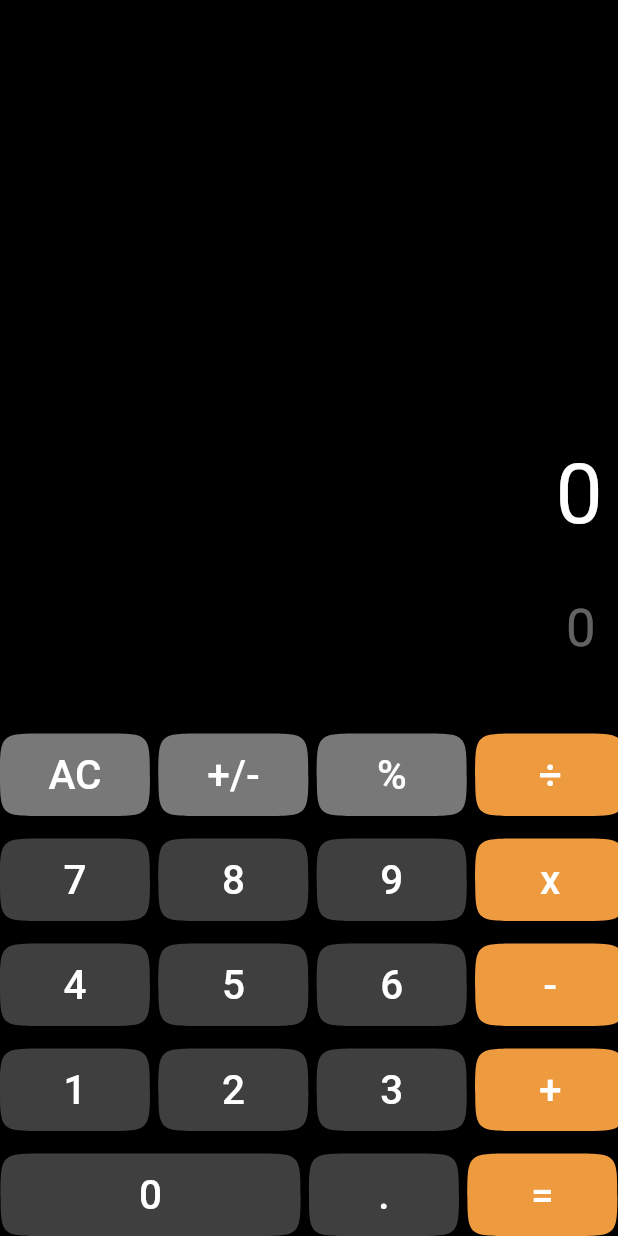
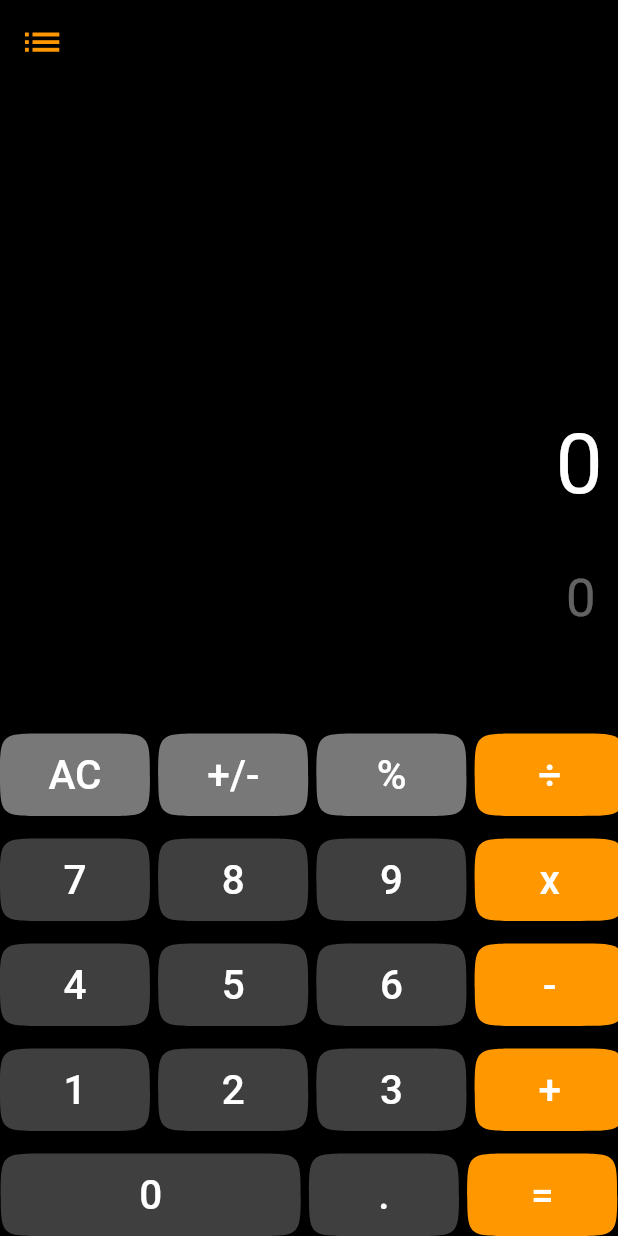
Before and after one commit to Marieezouaa/CalculatorApp, a Flutter app: the screen it shows after launch, after a tap on "AC", on a phone screen of 412 x 824 dp. Run offline on Flutter 3.47's test engine with Material 3 defaults, Android fonts, the phone set to English and light mode, and no system bars; our stand-ins replace math_expressions.

Commit message:
removed unnecessary lines of code

```diff
--- a/lib/calculatorFunctionality.dart
+++ b/lib/calculatorFunctionality.dart
@@ -11,10 +11,7 @@ class Calculatorfunctionality extends StatefulWidget {
 }
 
 class _CalculatorfunctionalityState extends State<Calculatorfunctionality> {
-  Color eqColor = Colors.white38;
-  Color resultColor = Colors.white;
-
-  double buttonSpace = 5.6;
+  double buttonSpace = 5.5;
   double rowSpace = 15;
 
   String equation = "0";
@@ -28,11 +25,6 @@ class _CalculatorfunctionalityState extends State<Calculatorfunctionality> {
       if (buttonCharacter == "AC") {
         equation = "0";
         result = "0";
-      } else if (buttonCharacter == "⌫") {
-        equation = equation.substring(0, equation.length - 1);
-        if (equation == "") {
-          equation = "0";
-        }
       } else if (buttonCharacter == "+/-") {
         if (equation[0] != '-') {
           equation = '-$equation';
@@ -89,7 +81,7 @@ class _CalculatorfunctionalityState extends State<Calculatorfunctionality> {
                         buttonCharacter == '-' ||
                         buttonCharacter == '+' ||
                         buttonCharacter == '=')
-                    ? const Color.fromARGB(248, 245, 158, 65)
+                    ? Colors.orange
                     : const Color.fromARGB(248, 65, 65, 65)),
         child: Text(
           buttonCharacter,
@@ -103,6 +95,15 @@ class _CalculatorfunctionalityState extends State<Calculatorfunctionality> {
   Widget build(context) {
     return Scaffold(
       backgroundColor: Colors.black,
+      appBar: AppBar(
+        elevation: 0,
+        backgroundColor: Colors.black54,
+        leading: const Icon(
+          Icons.list,
+          color: Colors.orange,
+          size: 30.5,
+        ),
+      ),
       body: SafeArea(
         child: Column(
           mainAxisAlignment: MainAxisAlignment.end,
@@ -121,7 +122,7 @@ class _CalculatorfunctionalityState extends State<Calculatorfunctionality> {
                       child: Text(
                         result,
                         style: TextStyle(
-                          color: resultColor,
+                          color: Colors.white,
                           fontSize: 80,
                         ),
                       ),
@@ -137,7 +138,7 @@ class _CalculatorfunctionalityState extends State<Calculatorfunctionality> {
                         equation,
                         style: TextStyle(
                           fontSize: 75,
-                          color: eqColor,
+                          color: Colors.white38,
                         ),
                       ),
                     ),
@@ -146,29 +147,25 @@ class _CalculatorfunctionalityState extends State<Calculatorfunctionality> {
               ),
             ),
             const SizedBox(
-              height: 30,
+              height: 50,
             ),
             Row(
               mainAxisAlignment: MainAxisAlignment.center,
               children: [
-                SizedBox(
-                    child: calculatorButton("AC", () => buttonFunction("AC"))),
+                 calculatorButton("AC", () => buttonFunction("AC")),
                 SizedBox(
                   width: buttonSpace,
                 ),
-                SizedBox(
-                    child:
-                        calculatorButton("+/-", () => buttonFunction("+/-"))),
+
+                        calculatorButton("+/-", () => buttonFunction("+/-")),
                 SizedBox(
                   width: buttonSpace,
                 ),
-                SizedBox(
-                    child: calculatorButton("%", () => buttonFunction("%"))),
+                 calculatorButton("%", () => buttonFunction("%")),
                 SizedBox(
                   width: buttonSpace,
                 ),
-                SizedBox(
-                    child: calculatorButton("÷", () => buttonFunction("÷")))
+                 calculatorButton("÷", () => buttonFunction("÷")),
               ],
             ),
             SizedBox(
@@ -177,23 +174,19 @@ class _CalculatorfunctionalityState extends State<Calculatorfunctionality> {
             Row(
               mainAxisAlignment: MainAxisAlignment.center,
               children: [
-                SizedBox(
-                    child: calculatorButton("7", () => buttonFunction("7"))),
+               calculatorButton("7", () => buttonFunction("7")),
                 SizedBox(
                   width: buttonSpace,
                 ),
-                SizedBox(
-                    child: calculatorButton("8", () => buttonFunction("8"))),
+               calculatorButton("8", () => buttonFunction("8")),
                 SizedBox(
                   width: buttonSpace,
                 ),
-                SizedBox(
-                    child: calculatorButton("9", () => buttonFunction("9"))),
+                calculatorButton("9", () => buttonFunction("9")),
                 SizedBox(
                   width: buttonSpace,
                 ),
-                SizedBox(
-                    child: calculatorButton("x", () => buttonFunction("*")))
+               calculatorButton("x", () => buttonFunction("*")),
               ],
             ),
             SizedBox(
@@ -202,23 +195,19 @@ class _CalculatorfunctionalityState extends State<Calculatorfunctionality> {
             Row(
               mainAxisAlignment: MainAxisAlignment.center,
               children: [
-                SizedBox(
-                    child: calculatorButton("4", () => buttonFunction("4"))),
+                calculatorButton("4", () => buttonFunction("4")),
                 SizedBox(
                   width: buttonSpace,
                 ),
-                SizedBox(
-                    child: calculatorButton("5", () => buttonFunction("5"))),
+                calculatorButton("5", () => buttonFunction("5")),
                 SizedBox(
                   width: buttonSpace,
                 ),
-                SizedBox(
-                    child: calculatorButton("6", () => buttonFunction("6"))),
+                calculatorButton("6", () => buttonFunction("6")),
                 SizedBox(
                   width: buttonSpace,
                 ),
-                SizedBox(
-                    child: calculatorButton("-", () => buttonFunction("-")))
+                calculatorButton("-", () => buttonFunction("-")),
               ],
             ),
             SizedBox(
@@ -227,23 +216,19 @@ class _CalculatorfunctionalityState extends State<Calculatorfunctionality> {
             Row(
               mainAxisAlignment: MainAxisAlignment.center,
               children: [
-                SizedBox(
-                    child: calculatorButton("1", () => buttonFunction("1"))),
+                calculatorButton("1", () => buttonFunction("1")),
                 SizedBox(
                   width: buttonSpace,
                 ),
-                SizedBox(
-                    child: calculatorButton("2", () => buttonFunction("2"))),
+                calculatorButton("2", () => buttonFunction("2")),
                 SizedBox(
                   width: buttonSpace,
                 ),
-                SizedBox(
-                    child: calculatorButton("3", () => buttonFunction("3"))),
+                calculatorButton("3", () => buttonFunction("3")),
                 SizedBox(
                   width: buttonSpace,
                 ),
-                SizedBox(
-                    child: calculatorButton("+", () => buttonFunction("+")))
+                calculatorButton("+", () => buttonFunction("+")),
               ],
             ),
             SizedBox(
@@ -252,18 +237,15 @@ class _CalculatorfunctionalityState extends State<Calculatorfunctionality> {
             Row(
               mainAxisAlignment: MainAxisAlignment.center,
               children: [
-                SizedBox(
-                    child: calculatorButton("0", () => buttonFunction("0"))),
+                calculatorButton("0", () => buttonFunction("0")),
                 SizedBox(
                   width: buttonSpace,
                 ),
-                SizedBox(
-                    child: calculatorButton(".", () => buttonFunction("."))),
+                calculatorButton(".", () => buttonFunction(".")),
                 SizedBox(
                   width: buttonSpace,
                 ),
-                SizedBox(
-                    child: calculatorButton("=", () => buttonFunction("=")))
+                calculatorButton("=", () => buttonFunction("=")),
               ],
             )
           ],
--- a/lib/main.dart
+++ b/lib/main.dart
@@ -1,21 +1,11 @@
 import 'package:flutter/material.dart';
 import 'package:calculatorapp/calculatorFunctionality.dart';
+
 void main() {
-  runApp(const MyApp());
-}
-
-class MyApp extends StatelessWidget {
-  const MyApp({super.key});
-
-  @override
-  Widget build(BuildContext context) {
-    return MaterialApp(
-      title: 'Calculator App',
-      theme: ThemeData(
-        primarySwatch: Colors.blue,
-      ),
+  runApp(
+    MaterialApp(
       debugShowCheckedModeBanner: false,
       home: const Calculatorfunctionality(),
-    );
-  }
+    ),
+  );
 }
```
Also changed, not shown: pubspec.yaml (+20 -3 lines), assets/images/calcLogo.png (added), pubspec.lock, 2 other files.
